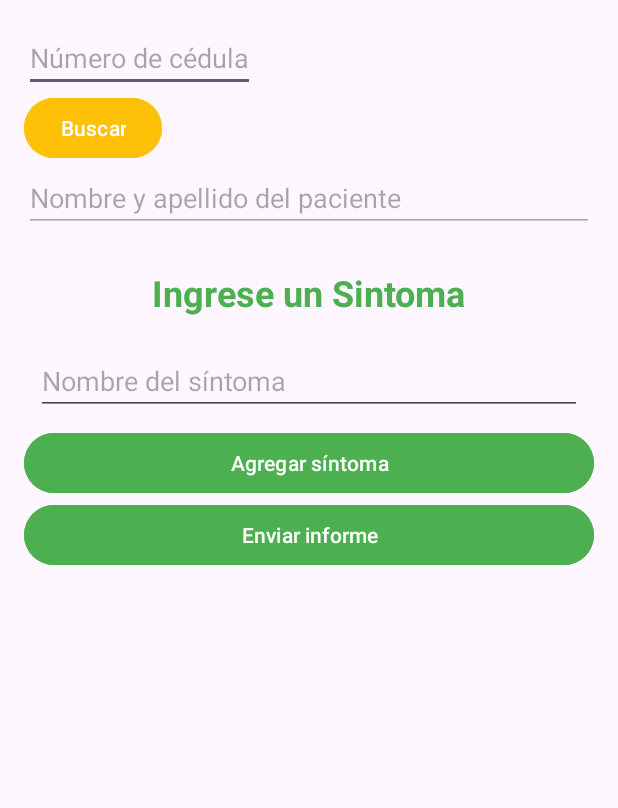
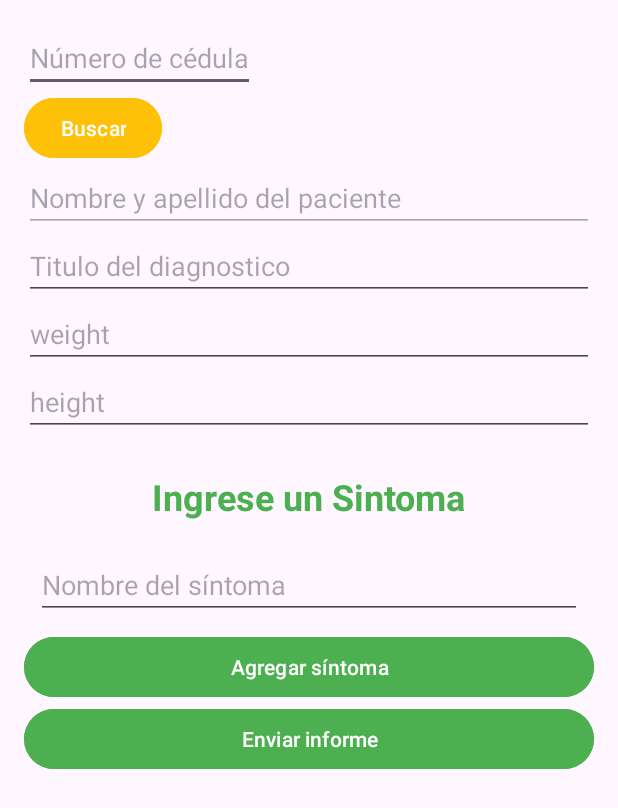
Before and after one commit to LisLeoMeraC/MediProVisionProyect, an Android app: the SymptomsRegister screen opened directly, with no data from a screen before it, after a tap on "Enviar informe", on a phone screen of 412 x 824 dp. Shown: the top 808 px of the screen. Run offline under Robolectric (Android 15) with nearby library versions, the phone set to English and light mode, and no system bars; 2 other taps on this screen came first.

Commit message:
Add Funcionalidades

```diff
--- a/app/build.gradle
+++ b/app/build.gradle
@@ -44,4 +44,6 @@ dependencies {
     implementation 'androidx.recyclerview:recyclerview:1.2.1'
 
     implementation("com.squareup.okhttp3:okhttp:4.10.0")
+    implementation 'com.squareup.retrofit2:retrofit:2.9.0'
+    implementation 'com.squareup.retrofit2:converter-gson:2.9.0'
 }
--- a/app/src/main/java/com/example/mediprovision/Adapter/SymptomAdapter.java
+++ b/app/src/main/java/com/example/mediprovision/Adapter/SymptomAdapter.java
@@ -1,5 +1,7 @@
 package com.example.mediprovision.Adapter;
 
+import android.text.Editable;
+import android.text.TextWatcher;
 import android.view.LayoutInflater;
 import android.view.View;
 import android.view.ViewGroup;
@@ -14,9 +16,15 @@ import java.util.List;
 
 public class SymptomAdapter extends RecyclerView.Adapter<SymptomAdapter.SymptomViewHolder> {
     private final List<Symptom> symptoms;
+    private final OnSymptomListener onSymptomListener;
 
-    public SymptomAdapter(List<Symptom> symptoms) {
+    public interface OnSymptomListener {
+        void onSymptomNameChanged(int position, String newText);
+    }
+
+    public SymptomAdapter(List<Symptom> symptoms, OnSymptomListener onSymptomListener) {
         this.symptoms = symptoms;
+        this.onSymptomListener = onSymptomListener;
     }
 
     @NonNull
@@ -27,9 +35,29 @@ public class SymptomAdapter extends RecyclerView.Adapter<SymptomAdapter.SymptomV
     }
 
     @Override
-    public void onBindViewHolder(@NonNull SymptomViewHolder holder, int position) {
+    public void onBindViewHolder(@NonNull final SymptomViewHolder holder, int position) {
         Symptom symptom = symptoms.get(position);
         holder.symptomNameEditText.setText(symptom.getName());
+
+        holder.symptomNameEditText.addTextChangedListener(new TextWatcher() {
+            @Override
+            public void beforeTextChanged(CharSequence s, int start, int count, int after) {
+                // Empty on purpose
+            }
+
+            @Override
+            public void onTextChanged(CharSequence s, int start, int before, int count) {
+                // Empty on purpose
+            }
+
+            @Override
+            public void afterTextChanged(Editable s) {
+                int actualPosition = holder.getAdapterPosition();
+                if (actualPosition != RecyclerView.NO_POSITION) {
+                    onSymptomListener.onSymptomNameChanged(actualPosition, s.toString());
+                }
+            }
+        });
     }
 
     @Override
@@ -39,6 +67,7 @@ public class SymptomAdapter extends RecyclerView.Adapter<SymptomAdapter.SymptomV
 
     public static class SymptomViewHolder extends RecyclerView.ViewHolder {
         final EditText symptomNameEditText;
+
         public SymptomViewHolder(@NonNull View itemView) {
             super(itemView);
             symptomNameEditText = itemView.findViewById(R.id.symptomNameEditText);
--- /dev/null
+++ b/app/src/main/java/com/example/mediprovision/OnSymptomListener.java
@@ -0,0 +1,5 @@
+package com.example.mediprovision;
+
+public interface OnSymptomListener {
+    void onSymptomNameChanged(int position, String newName);
+}
--- a/app/src/main/java/com/example/mediprovision/SymptomsRegister.java
+++ b/app/src/main/java/com/example/mediprovision/SymptomsRegister.java
@@ -5,9 +5,12 @@ import androidx.appcompat.app.AppCompatActivity;
 import androidx.recyclerview.widget.LinearLayoutManager;
 import androidx.recyclerview.widget.RecyclerView;
 
+import android.content.Context;
+import android.content.SharedPreferences;
 import android.os.Bundle;
 import android.text.Editable;
 import android.text.TextWatcher;
+import android.util.Log;
 import android.view.View;
 import android.widget.Button;
 import android.widget.EditText;
@@ -16,67 +19,122 @@ import android.widget.Toast;
 import com.example.mediprovision.Adapter.SymptomAdapter;
 import com.example.mediprovision.Models.Symptom;
 
+import org.json.JSONArray;
 import org.json.JSONException;
 import org.json.JSONObject;
 
 import java.io.IOException;
 import java.util.ArrayList;
+import java.util.HashMap;
+import java.util.Iterator;
 import java.util.List;
+import java.util.Map;
 
 import okhttp3.Call;
 import okhttp3.Callback;
+import okhttp3.HttpUrl;
+import okhttp3.MediaType;
 import okhttp3.OkHttpClient;
 import okhttp3.Request;
+import okhttp3.RequestBody;
 import okhttp3.Response;
 
-public class SymptomsRegister extends AppCompatActivity {
+public class SymptomsRegister extends AppCompatActivity implements SymptomAdapter.OnSymptomListener {
 
     private EditText cedulaEditText;
     private EditText patientNameEditText;
     private Button searchButton;
+    private List<Symptom> symptomsList;
+    private SymptomAdapter adapter;
 
+
+    private EditText titleEditText, dateEditText, weightEditText, heightEditText;
+    private Button  addSymptomButton, submitReportButton;
+    private int pacienteId=1;  // Dummy data
+    private int doctorId=12;   // Dummy data
 
     @Override
     protected void onCreate(Bundle savedInstanceState) {
         super.onCreate(savedInstanceState);
         setContentView(R.layout.activity_symptoms_register);
 
+        // Inicializar RecyclerView
         RecyclerView symptomsRecyclerView = findViewById(R.id.symptomsRecyclerView);
-        List<Symptom> symptomsList = new ArrayList<>();
-        SymptomAdapter adapter = new SymptomAdapter(symptomsList);
+        symptomsList = new ArrayList<>();
+        adapter = new SymptomAdapter(symptomsList, this);  // No te olvides de pasar 'this' para implementar OnSymptomListener
         symptomsRecyclerView.setLayoutManager(new LinearLayoutManager(this));
         symptomsRecyclerView.setAdapter(adapter);
 
+
+        titleEditText = findViewById(R.id.titleEditText);
+       // dateEditText = findViewById(R.id.dateEditText);
+        weightEditText = findViewById(R.id.weightEditText);
+        heightEditText = findViewById(R.id.heightEditText);
+
+
+
+
+        // Botón para añadir un nuevo síntoma
         Button addSymptomButton = findViewById(R.id.addSymptomButton);
         addSymptomButton.setOnClickListener(v -> {
-            symptomsList.add(new Symptom("", "", ""));
+            symptomsList.add(new Symptom(""));
             adapter.notifyDataSetChanged();
         });
 
+        // Botón para enviar el informe
         Button submitReportButton = findViewById(R.id.submitReportButton);
         submitReportButton.setOnClickListener(v -> {
+            String titulo = titleEditText.getText().toString();
+            String fecha = "2021-05-12";
+            String peso = weightEditText.getText().toString();
+            String altura = heightEditText.getText().toString();
+
+            // Crear una lista de HashMaps para los síntomas
+            List<Map<String, String>> sintomas_diagnostico = new ArrayList<>();
+            for (Symptom symptom : symptomsList) {
+                Map<String, String> item = new HashMap<>();
+                item.put("symptom_nombre", symptom.getName());
+                sintomas_diagnostico.add(item);
+            }
+
+            SharedPreferences sharedPreferences = getSharedPreferences("MyPreferences", Context.MODE_PRIVATE);
+            int doctorId = sharedPreferences.getInt("UserId", -1);
+
+            // Crear el objeto JSON para enviar
+            JSONObject payload = new JSONObject();
+            try {
+                payload.put("paciente_id", pacienteId);
+                payload.put("doctor_id", doctorId);
+                payload.put("titulo", titulo);
+                payload.put("fecha", fecha);
+                payload.put("peso", peso);
+                payload.put("altura", altura);
+                payload.put("sintomas_diagnostico", new JSONArray(sintomas_diagnostico));
+            } catch (JSONException e) {
+                e.printStackTrace();
+            }
+
+            Log.d("JSON Payload", payload.toString());
+            makePostRequest("https://predictiondisease-f9c214677cde.herokuapp.com/api/registerSymptom", payload);
         });
 
+        // Inicializar campos y botones adicionales
         cedulaEditText = findViewById(R.id.cedulaEditText);
         patientNameEditText = findViewById(R.id.patientNameEditText);
         searchButton = findViewById(R.id.searchButton);
 
-        searchButton.setOnClickListener(new View.OnClickListener() {
-            @Override
-            public void onClick(View v) {
-                String cedula = cedulaEditText.getText().toString();
-                buscarPaciente(cedula);
-            }
+        searchButton.setOnClickListener(v -> {
+            String cedula = cedulaEditText.getText().toString();
+            buscarPaciente(cedula);
         });
 
         cedulaEditText.addTextChangedListener(new TextWatcher() {
             @Override
-            public void beforeTextChanged(CharSequence s, int start, int count, int after) {
-            }
+            public void beforeTextChanged(CharSequence s, int start, int count, int after) {}
 
             @Override
-            public void onTextChanged(CharSequence s, int start, int before, int count) {
-            }
+            public void onTextChanged(CharSequence s, int start, int before, int count) {}
+
             @Override
             public void afterTextChanged(Editable s) {
                 if (s.toString().isEmpty()) {
@@ -84,8 +142,54 @@ public class SymptomsRegister extends AppCompatActivity {
                 }
             }
         });
+    }
 
+
+    private void makePostRequest(String url, JSONObject jsonPayload) {
+        OkHttpClient client = new OkHttpClient();
+
+        MediaType JSON = MediaType.parse("application/json; charset=utf-8");
+
+        RequestBody body = RequestBody.create(JSON, jsonPayload.toString());
+
+        Request request = new Request.Builder()
+                .url(url)
+                .post(body)
+                .build();
+
+        client.newCall(request).enqueue(new Callback() {
+            @Override
+            public void onFailure(Call call, IOException e) {
+                e.printStackTrace();
+            }
+
+            @Override
+            public void onResponse(Call call, Response response) throws IOException {
+                if (response.isSuccessful()) {
+                    String responseData = response.body().string();
+                    Log.d("OKHttp", responseData);
+                } else {
+                    Log.d("OKHttp", "Response Code: " + response.code());
+                    Log.d("OKHttp", "Response Message: " + response.message());
+                    if (response.body() != null) {
+                        Log.d("OKHttp", "Response Body: " + response.body().string());
+                    }
+                }
+            }
+        });
     }
+
+
+
+
+    // Implementar la función de la interfaz OnSymptomListener
+    @Override
+    public void onSymptomNameChanged(int position, String newText) {
+        // Actualizar el nombre del síntoma en la lista symptomsList
+        symptomsList.get(position).setName(newText);
+    }
+
+    //Metodo para buscar paciente
     private void buscarPaciente(String cedula) {
         OkHttpClient client = new OkHttpClient();
         String url = "https://predictiondisease-f9c214677cde.herokuapp.com/api/findPatient?cedula=" + cedula;
--- a/app/src/main/res/layout/activity_symptoms_register.xml
+++ b/app/src/main/res/layout/activity_symptoms_register.xml
@@ -33,6 +33,27 @@
             android:hint="Nombre y apellido del paciente"
             android:enabled="false" />
 
+        <EditText
+            android:id="@+id/titleEditText"
+            android:layout_width="match_parent"
+            android:layout_height="wrap_content"
+            android:hint="Titulo del diagnostico"
+            android:enabled="true" />
+
+        <EditText
+            android:id="@+id/weightEditText"
+            android:layout_width="match_parent"
+            android:layout_height="wrap_content"
+            android:hint="weight"
+            android:enabled="true" />
+
+        <EditText
+            android:id="@+id/heightEditText"
+            android:layout_width="match_parent"
+            android:layout_height="wrap_content"
+            android:hint="height"
+            android:enabled="true" />
+
         <!-- RecyclerView para síntomas -->
         <androidx.recyclerview.widget.RecyclerView
             android:id="@+id/symptomsRecyclerView"
```
Also changed, not shown: app/src/main/java/com/example/mediprovision/ApiService.java (added, +13 -0 lines), app/src/main/java/com/example/mediprovision/Models/Symptom.java (+4 -23 lines), app/src/main/java/com/example/mediprovision/Models/SymptomRequestBody.java (added, +71 -0 lines), app/src/main/java/com/example/mediprovision/login.java (+15 -0 lines).
